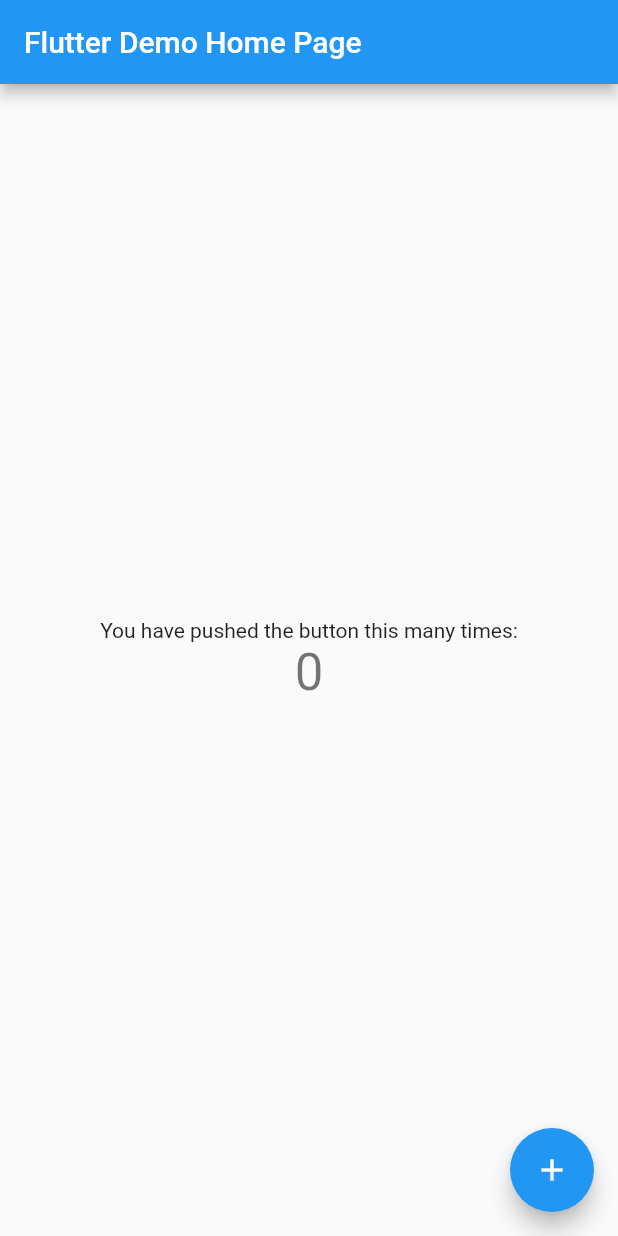
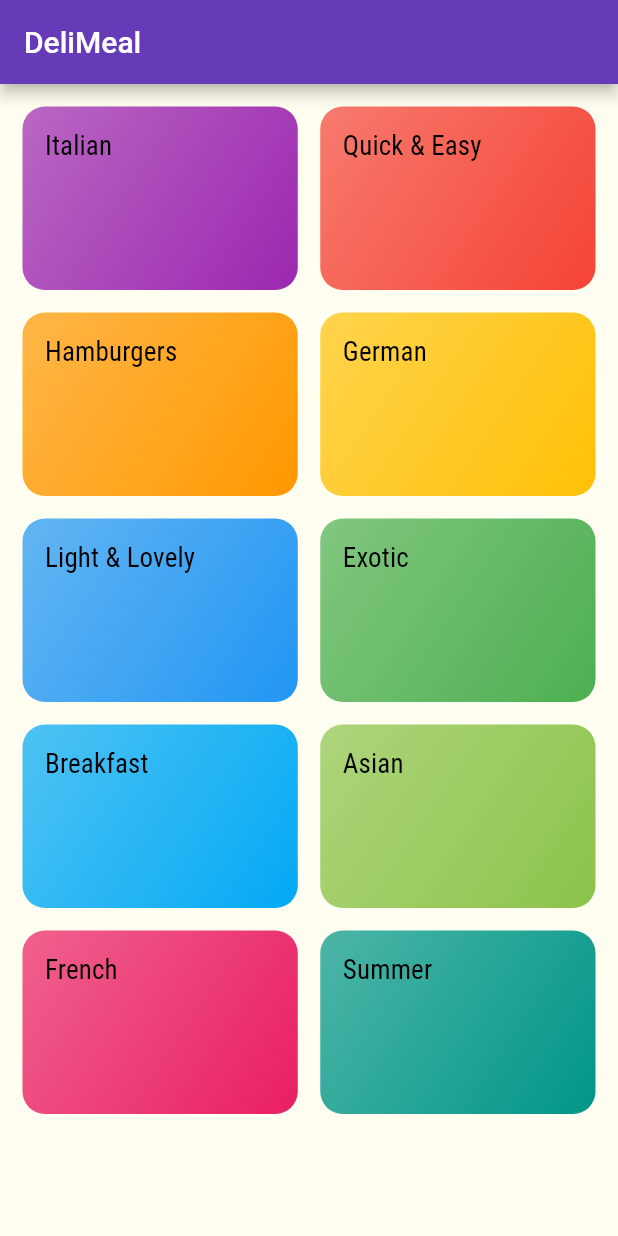
Before and after one commit to jigneshpandav/flutter-simple-meals-app, a Flutter app: the screen it shows after launch, on a phone screen of 412 x 824 dp. Run offline on Flutter 3.47's test engine with Material 2 defaults, Android fonts, the phone set to English and light mode, and no system bars.

Commit message:
Worked on route and category screen

```diff
--- /dev/null
+++ b/lib/categories_screen.dart
@@ -0,0 +1,29 @@
+import 'package:flutter/material.dart';
+import 'package:flutter/rendering.dart';
+import 'package:flutter_simple_meals_app/category_item.dart';
+import 'package:flutter_simple_meals_app/dummy_data.dart';
+
+class CategoriesScreen extends StatelessWidget {
+  const CategoriesScreen({Key? key}) : super(key: key);
+
+  @override
+  Widget build(BuildContext context) {
+    return Scaffold(
+      appBar: AppBar(title: const Text("DeliMeal")),
+      body: GridView(
+        padding: const EdgeInsets.all(15),
+        gridDelegate: const SliverGridDelegateWithMaxCrossAxisExtent(
+          maxCrossAxisExtent: 200,
+          childAspectRatio: 3 / 2,
+          crossAxisSpacing: 15,
+          mainAxisSpacing: 15,
+        ),
+        children: DUMMY_CATEGORIES
+            .map((category) => CategoryItem(
+                  category: category,
+                ))
+            .toList(),
+      ),
+    );
+  }
+}
--- /dev/null
+++ b/lib/category_item.dart
@@ -0,0 +1,39 @@
+import 'package:flutter/material.dart';
+import 'package:flutter_simple_meals_app/category_meals_screen.dart';
+import 'models/category.dart';
+
+class CategoryItem extends StatelessWidget {
+  final Category category;
+
+  const CategoryItem({Key? key, required this.category}) : super(key: key);
+
+  void selectCategory(BuildContext btx, Category category) {
+    Navigator.of(btx).pushNamed('/category-meals', arguments: category);
+  }
+
+  @override
+  Widget build(BuildContext context) {
+    return InkWell(
+        splashColor: Theme.of(context).primaryColor,
+        borderRadius: BorderRadius.circular(15),
+        onTap: () => selectCategory(context, category),
+        child: Container(
+          padding: const EdgeInsets.all(15),
+          child: Text(
+            category.title,
+            style: Theme.of(context).textTheme.subtitle2,
+          ),
+          decoration: BoxDecoration(
+            gradient: LinearGradient(
+              colors: [
+                category.color.withOpacity(0.7),
+                category.color,
+              ],
+              begin: Alignment.topLeft,
+              end: Alignment.bottomRight,
+            ),
+            borderRadius: BorderRadius.circular(15),
+          ),
+        ));
+  }
+}
--- /dev/null
+++ b/lib/category_meals_screen.dart
@@ -0,0 +1,20 @@
+import 'package:flutter/material.dart';
+import 'models/category.dart';
+
+class CategoryMealsScreen extends StatelessWidget {
+  const CategoryMealsScreen({Key? key}) : super(key: key);
+
+  @override
+  Widget build(BuildContext context) {
+    final Category category =
+        ModalRoute.of(context)?.settings.arguments as Category;
+    return Scaffold(
+      appBar: AppBar(
+        title: Text(category.title),
+      ),
+      body: Center(
+        child: Text("The recipes for the category!"),
+      ),
+    );
+  }
+}
--- /dev/null
+++ b/lib/dummy_data.dart
@@ -0,0 +1,55 @@
+import 'package:flutter/material.dart';
+import 'models/category.dart';
+
+const DUMMY_CATEGORIES = [
+  Category(
+    id: 'c1',
+    title: 'Italian',
+    color: Colors.purple,
+  ),
+  Category(
+    id: 'c2',
+    title: 'Quick & Easy',
+    color: Colors.red,
+  ),
+  Category(
+    id: 'c3',
+    title: 'Hamburgers',
+    color: Colors.orange,
+  ),
+  Category(
+    id: 'c4',
+    title: 'German',
+    color: Colors.amber,
+  ),
+  Category(
+    id: 'c5',
+    title: 'Light & Lovely',
+    color: Colors.blue,
+  ),
+  Category(
+    id: 'c6',
+    title: 'Exotic',
+    color: Colors.green,
+  ),
+  Category(
+    id: 'c7',
+    title: 'Breakfast',
+    color: Colors.lightBlue,
+  ),
+  Category(
+    id: 'c8',
+    title: 'Asian',
+    color: Colors.lightGreen,
+  ),
+  Category(
+    id: 'c9',
+    title: 'French',
+    color: Colors.pink,
+  ),
+  Category(
+    id: 'c10',
+    title: 'Summer',
+    color: Colors.teal,
+  ),
+];
--- a/lib/main.dart
+++ b/lib/main.dart
@@ -1,4 +1,6 @@
 import 'package:flutter/material.dart';
+import 'categories_screen.dart';
+import 'category_meals_screen.dart';
 
 void main() {
   runApp(const MyApp());
@@ -11,105 +13,40 @@ class MyApp extends StatelessWidget {
   @override
   Widget build(BuildContext context) {
     return MaterialApp(
-      title: 'Flutter Demo',
+      title: 'DeliMeals',
       theme: ThemeData(
-        // This is the theme of your application.
-        //
-        // Try running your application with "flutter run". You'll see the
-        // application has a blue toolbar. Then, without quitting the app, try
-        // changing the primarySwatch below to Colors.green and then invoke
-        // "hot reload" (press "r" in the console where you ran "flutter run",
-        // or simply save your changes to "hot reload" in a Flutter IDE).
-        // Notice that the counter didn't reset back to zero; the application
-        // is not restarted.
-        primarySwatch: Colors.blue,
+        colorScheme: ColorScheme.fromSwatch(
+          primarySwatch: Colors.deepPurple,
+        ).copyWith(
+          secondary: Colors.teal,
+        ),
+        canvasColor: const Color.fromRGBO(255, 254, 240, 1),
+        fontFamily: 'Raleway',
+        textTheme: ThemeData.light().textTheme.copyWith(
+              bodyText1: TextStyle(color: Color.fromRGBO(20, 51, 51, 1)),
+              bodyText2: TextStyle(color: Color.fromRGBO(20, 51, 51, 1)),
+              // titleLarge: TextStyle(
+              //     color: Color.fromRGBO(20, 51, 51, 0.1),
+              //     fontSize: 25.5,
+              //     fontFamily: 'RobotoCondensed'),
+              // titleSmall: TextStyle(
+              //     color: Color.fromRGBO(20, 51, 51, 0.1),
+              //     fontSize: 25.5,
+              //     fontFamily: 'RobotoCondensed'),
+              subtitle1: const TextStyle(
+                fontSize: 26,
+                fontFamily: 'RobotoCondensed',
+              ),
+              subtitle2: const TextStyle(
+                fontSize: 18,
+                fontFamily: 'RobotoCondensed',
+              ),
+            ),
       ),
-      home: const MyHomePage(title: 'Flutter Demo Home Page'),
+      home: CategoriesScreen(),
+      routes: {
+        '/category-meals': (ctx) => CategoryMealsScreen(),
+      },
     );
   }
 }
-
-class MyHomePage extends StatefulWidget {
-  const MyHomePage({Key? key, required this.title}) : super(key: key);
-
-  // This widget is the home page of your application. It is stateful, meaning
-  // that it has a State object (defined below) that contains fields that affect
-  // how it looks.
-
-  // This class is the configuration for the state. It holds the values (in this
-  // case the title) provided by the parent (in this case the App widget) and
-  // used by the build method of the State. Fields in a Widget subclass are
-  // always marked "final".
-
-  final String title;
-
-  @override
-  State<MyHomePage> createState() => _MyHomePageState();
-}
-
-class _MyHomePageState extends State<MyHomePage> {
-  int _counter = 0;
-
-  void _incrementCounter() {
-    setState(() {
-      // This call to setState tells the Flutter framework that something has
-      // changed in this State, which causes it to rerun the build method below
-      // so that the display can reflect the updated values. If we changed
-      // _counter without calling setState(), then the build method would not be
-      // called again, and so nothing would appear to happen.
-      _counter++;
-    });
-  }
-
-  @override
-  Widget build(BuildContext context) {
-    // This method is rerun every time setState is called, for instance as done
-    // by the _incrementCounter method above.
-    //
-    // The Flutter framework has been optimized to make rerunning build methods
-    // fast, so that you can just rebuild anything that needs updating rather
-    // than having to individually change instances of widgets.
-    return Scaffold(
-      appBar: AppBar(
-        // Here we take the value from the MyHomePage object that was created by
-        // the App.build method, and use it to set our appbar title.
-        title: Text(widget.title),
-      ),
-      body: Center(
-        // Center is a layout widget. It takes a single child and positions it
-        // in the middle of the parent.
-        child: Column(
-          // Column is also a layout widget. It takes a list of children and
-          // arranges them vertically. By default, it sizes itself to fit its
-          // children horizontally, and tries to be as tall as its parent.
-          //
-          // Invoke "debug painting" (press "p" in the console, choose the
-          // "Toggle Debug Paint" action from the Flutter Inspector in Android
-          // Studio, or the "Toggle Debug Paint" command in Visual Studio Code)
-          // to see the wireframe for each widget.
-          //
-          // Column has various properties to control how it sizes itself and
-          // how it positions its children. Here we use mainAxisAlignment to
-          // center the children vertically; the main axis here is the vertical
-          // axis because Columns are vertical (the cross axis would be
-          // horizontal).
-          mainAxisAlignment: MainAxisAlignment.center,
-          children: <Widget>[
-            const Text(
-              'You have pushed the button this many times:',
-            ),
-            Text(
-              '$_counter',
-              style: Theme.of(context).textTheme.headline4,
-            ),
-          ],
-        ),
-      ),
-      floatingActionButton: FloatingActionButton(
-        onPressed: _incrementCounter,
-        tooltip: 'Increment',
-        child: const Icon(Icons.add),
-      ), // This trailing comma makes auto-formatting nicer for build methods.
-    );
-  }
-}
--- /dev/null
+++ b/lib/models/category.dart
@@ -0,0 +1,13 @@
+import 'package:flutter/material.dart';
+
+class Category {
+  final String id;
+  final String title;
+  final Color color;
+
+  const Category({
+    required this.id,
+    required this.title,
+    required this.color,
+  });
+}
```
Also changed, not shown: pubspec.yaml (+36 -25 lines), assets/fonts/Raleway-Black.ttf (added), assets/fonts/Raleway-Bold.ttf (added), assets/fonts/Raleway-Regular.ttf (added), assets/fonts/RobotoCondensed-Bold.ttf (added), assets/fonts/RobotoCondensed-Italic.ttf (added), assets/fonts/RobotoCondensed-Light.ttf (added), assets/fonts/RobotoCondensed-Regular.ttf (added).
